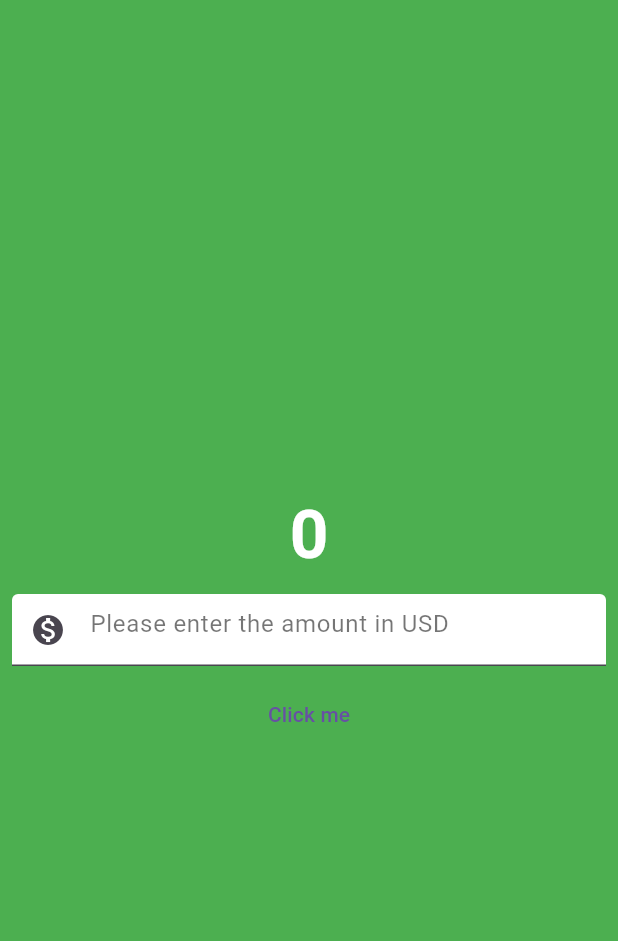
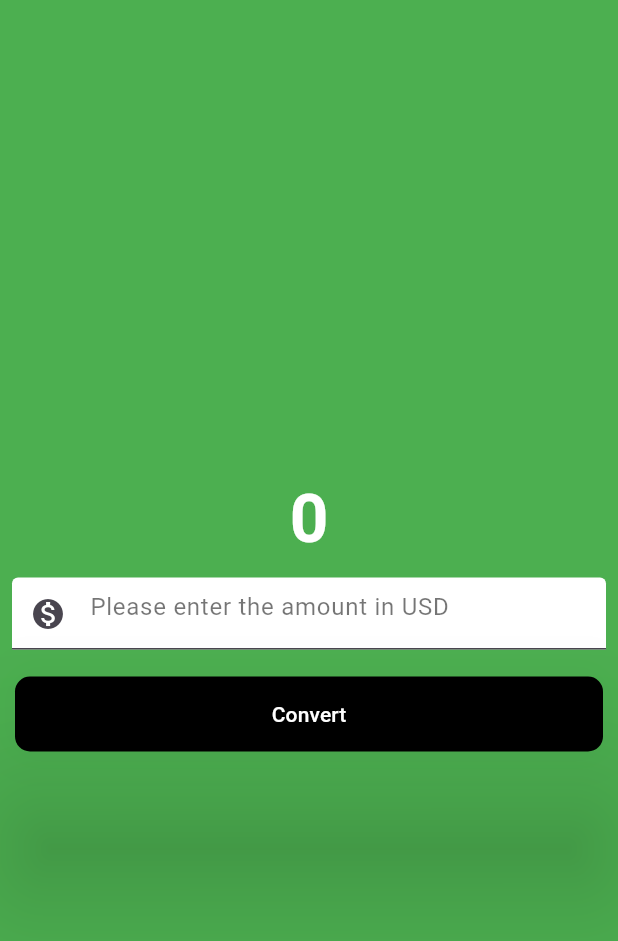
Before and after one commit to Premm98/flutter_calculator, a Flutter app: the screen it shows after launch, on a phone screen of 412 x 824 dp. Shown: the top 941 px of the screen. Run offline on Flutter 3.47's test engine with Material 3 defaults, Android fonts, the phone set to English and light mode, and no system bars.

Commit message:
Added button with Material Design

```diff
--- a/lib/currency_converter_material_page.dart
+++ b/lib/currency_converter_material_page.dart
@@ -10,14 +10,14 @@ class CurrencyConverterMaterialPage extends StatelessWidget {
 
   @override
   Widget build(BuildContext context) {
-    return const Scaffold(
+    return Scaffold(
       backgroundColor: Colors.green,
       body: Center(
         child: Column(
           mainAxisAlignment: MainAxisAlignment.center,
           crossAxisAlignment: CrossAxisAlignment.center,
           children: [
-            Text(
+            const Text(
               '0',
               style: TextStyle(
                 fontSize: 45,
@@ -25,7 +25,7 @@ class CurrencyConverterMaterialPage extends StatelessWidget {
                 color: Color.fromARGB(255, 255, 255, 255),
               ),
             ),
-            Padding(
+            const Padding(
               padding: EdgeInsets.all(8.0),
               child: TextField(
                 style: TextStyle(color: Colors.black),
@@ -47,9 +47,26 @@ class CurrencyConverterMaterialPage extends StatelessWidget {
                 ),
               ),
             ),
-            TextButton(
-              onPressed: function,
-              child: Text('Click me'),
+            Padding(
+              padding: EdgeInsets.all(10.0),
+              child: ElevatedButton(
+                onPressed: function,
+                style: ButtonStyle(
+                  elevation: const MaterialStatePropertyAll(45),
+                  backgroundColor: const MaterialStatePropertyAll(Colors.black),
+                  foregroundColor: const MaterialStatePropertyAll(
+                    Colors.white,
+                  ),
+                  minimumSize: const MaterialStatePropertyAll(
+                    Size(double.infinity, 50),
+                  ),
+                  shape: MaterialStatePropertyAll(
+                    RoundedRectangleBorder(
+                        borderRadius: BorderRadius.circular(10)),
+                  ),
+                ),
+                child: const Text('Convert'),
+              ),
             ),
           ],
         ),
```
